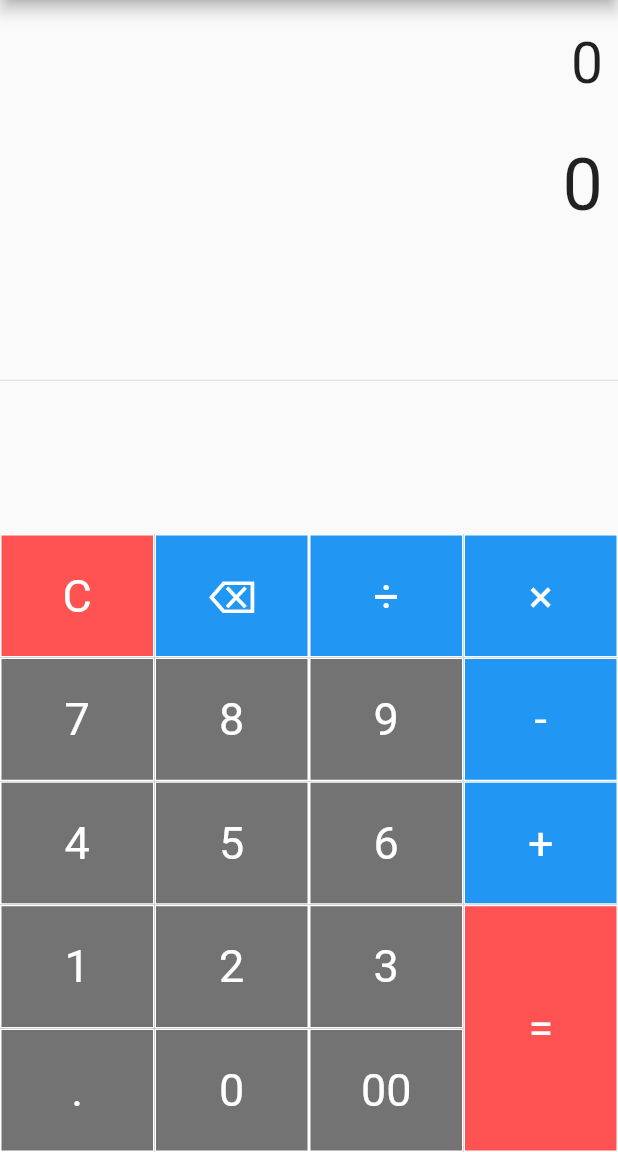
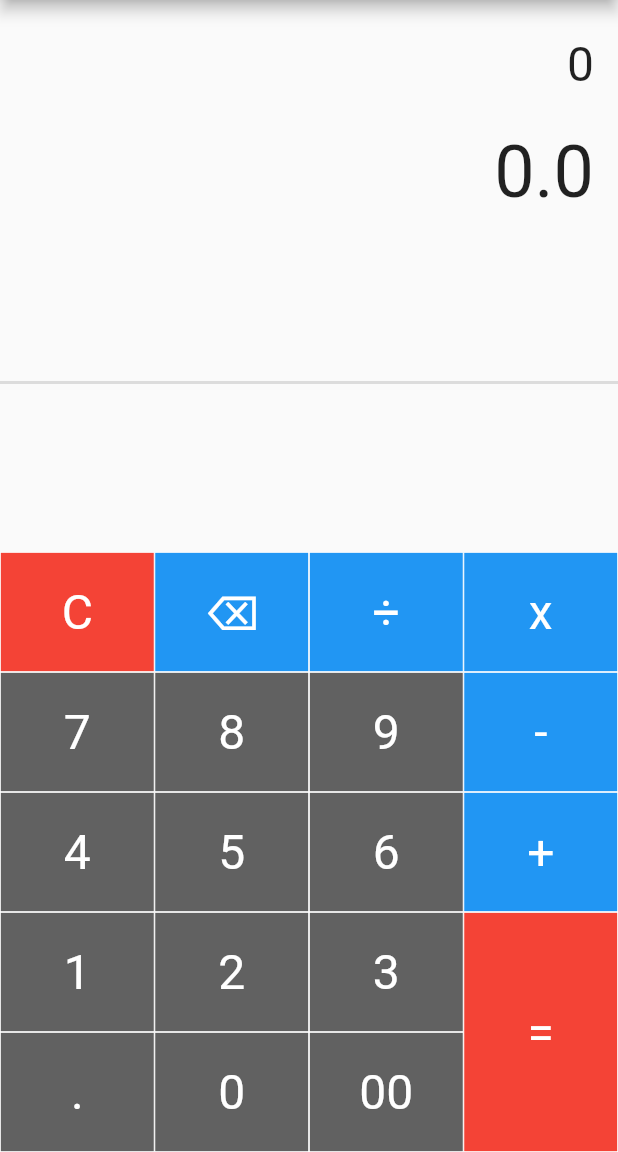
Before and after one commit to erobot-dev/erobot_training_mobile, a Flutter app: the CalculatorHomeWork screen opened directly, on a phone screen of 412 x 824 dp, the part 84-1236 px from its top. Run offline on Flutter 3.47's test engine with Material 2 defaults, Android fonts, the phone set to English and light mode, and no system bars; our stand-ins replace getwidget, math_expressions.

Commit message:
finish homework 1

```diff
--- a/lib/calculator.dart
+++ b/lib/calculator.dart
@@ -1,12 +1,12 @@
 import 'package:flutter/material.dart';
 import 'package:math_expressions/math_expressions.dart';
 
-class CalculatorHomeWork extends StatefulWidget {
+class Calculator extends StatefulWidget {
   @override
-  _CalculatorHomeWorkState createState() => _CalculatorHomeWorkState();
+  _CalculatorState createState() => _CalculatorState();
 }
 
-class _CalculatorHomeWorkState extends State<CalculatorHomeWork> {
+class _CalculatorState extends State<Calculator> {
   String equation = "0";
   String result = "0";
   String expression = "";
--- /dev/null
+++ b/lib/calculator_homework.dart
@@ -0,0 +1,199 @@
+import 'package:flutter/material.dart';
+import 'package:math_expressions/math_expressions.dart';
+
+class CalculatorHomeWork extends StatefulWidget {
+  const CalculatorHomeWork({Key? key}) : super(key: key);
+
+  @override
+  _CalculatorHomeWorkState createState() => _CalculatorHomeWorkState();
+}
+
+class _CalculatorHomeWorkState extends State<CalculatorHomeWork> {
+  late String equation;
+  late double result;
+  @override
+  void initState() {
+    equation = '0';
+    result = 0;
+    super.initState();
+  }
+
+  @override
+  Widget build(BuildContext context) {
+    return Scaffold(
+      appBar: AppBar(
+        title: Text('Simple Calculator'),
+      ),
+      body: Column(
+        mainAxisAlignment: MainAxisAlignment.spaceBetween,
+        children: [
+          buildInputNumber(),
+          Divider(thickness: 2),
+          buildInputButtons(),
+        ],
+      ),
+    );
+  }
+
+  Widget buildInputButtons() {
+    Color numberColor = Colors.grey[700]!;
+    Color operatorColor = Colors.blue;
+    return Container(
+      width: double.infinity,
+      child: Wrap(
+        children: [
+          Row(
+            children: [
+              buildButton(
+                label: 'C',
+                color: Colors.red,
+                onTap: () {
+                  setState(() {
+                    equation = '0';
+                    result = 0;
+                  });
+                },
+              ),
+              buildButton(
+                  label: '⌫',
+                  color: operatorColor,
+                  onTap: () {
+                    if (equation.length == 1)
+                      setState(() {
+                        equation = '0';
+                      });
+                    else
+                      setState(() {
+                        equation = equation.substring(0, equation.length - 1);
+                      });
+                  }),
+              buildButton(label: '÷', color: operatorColor),
+              buildButton(label: 'x', color: operatorColor),
+            ],
+          ),
+          Row(
+            children: [
+              buildButton(label: '7', color: numberColor),
+              buildButton(label: '8', color: numberColor),
+              buildButton(label: '9', color: numberColor),
+              buildButton(label: '-', color: operatorColor),
+            ],
+          ),
+          Row(
+            children: [
+              buildButton(label: '4', color: numberColor),
+              buildButton(label: '5', color: numberColor),
+              buildButton(label: '6', color: numberColor),
+              buildButton(label: '+', color: operatorColor),
+            ],
+          ),
+          Row(
+            children: [
+              Expanded(
+                flex: 3,
+                child: Column(
+                  children: [
+                    Row(
+                      children: [
+                        buildButton(label: '1', color: numberColor),
+                        buildButton(label: '2', color: numberColor),
+                        buildButton(label: '3', color: numberColor),
+                      ],
+                    ),
+                    Row(
+                      children: [
+                        buildButton(label: '.', color: numberColor),
+                        buildButton(label: '0', color: numberColor),
+                        buildButton(label: '00', color: numberColor),
+                      ],
+                    ),
+                  ],
+                ),
+              ),
+              buildButton(
+                label: '=',
+                color: Colors.red,
+                height: 80 * 2,
+                onTap: () {
+                  Parser parser = Parser();
+                  Expression exp = parser.parse(equation); // parse equation to Expression
+                  ContextModel contextModel = ContextModel();
+                  setState(() {
+                    result = exp.evaluate(EvaluationType.REAL, contextModel);
+                  });
+                },
+              ),
+            ],
+          ),
+        ],
+      ),
+    );
+  }
+
+  Widget buildButton({
+    required String label,
+    required Color color,
+    double? height,
+    Function()? onTap,
+  }) {
+    var writeEquation = () {
+      if (equation == '0') {
+        setState(() {
+          equation = label;
+        });
+      } else {
+        setState(() {
+          equation += label;
+        });
+      }
+    };
+
+    return Expanded(
+      child: InkWell(
+        onTap: onTap ?? writeEquation,
+        child: Ink(
+          height: height ?? 80, // if(heigh == null) heith = 80
+          padding: EdgeInsets.all(1),
+          decoration: BoxDecoration(
+            color: color,
+            border: Border.all(color: Colors.white, width: 0.5),
+          ),
+          child: Center(
+            child: Text(
+              label,
+              style: TextStyle(
+                color: Colors.white,
+                fontSize: 32,
+              ),
+            ),
+          ),
+        ),
+      ),
+    );
+  }
+
+  Container buildInputNumber() {
+    return Container(
+      padding: EdgeInsets.only(right: 16, top: 24),
+      width: double.infinity,
+      child: Column(
+        crossAxisAlignment: CrossAxisAlignment.end,
+        children: [
+          Text(
+            equation,
+            textAlign: TextAlign.end,
+            style: TextStyle(
+              fontSize: 32,
+            ),
+          ),
+          SizedBox(height: 24),
+          Text(
+            result.toString(),
+            textAlign: TextAlign.end,
+            style: TextStyle(fontSize: 48),
+          ),
+        ],
+      ),
+    );
+  }
+}
--- a/lib/light_homework.dart
+++ b/lib/light_homework.dart
@@ -24,7 +24,7 @@ class _LightHomeWorkState extends State<LightHomeWork> {
     String lightoff = 'assets/images/LED-OFF.png';
 
     return Scaffold(
-      backgroundColor: on ? Colors.amber : Colors.black,
+      backgroundColor: Colors.white, //on ? Colors.amber : Colors.black,
       appBar: AppBar(
         title: Text('Light'),
         centerTitle: true,
@@ -49,7 +49,7 @@ class _LightHomeWorkState extends State<LightHomeWork> {
           ),
           Text(
             on ? 'OFF' : 'ON',
-            style: TextStyle(color: on ? Colors.black : Colors.white),
+            style: TextStyle(color: on ? Colors.black : Colors.black),
           ),
           IconButton(
             color: on ? Colors.amber[200] : Colors.red[200],
--- a/lib/main.dart
+++ b/lib/main.dart
@@ -10,10 +10,11 @@ class MyApp extends StatelessWidget {
   Widget build(BuildContext context) {
     return MaterialApp(
       title: 'Flutter Demo',
+      debugShowCheckedModeBanner: false,
       theme: ThemeData(
         primarySwatch: Colors.blue,
       ),
-      home: MyHomePage(title: 'Flutter Demo Home Page'),
+      home: HomeScreen(),
     );
   }
 }
--- a/pubspec.yaml
+++ b/pubspec.yaml
@@ -16,6 +16,7 @@ dependencies:
   # Use with the CupertinoIcons class for iOS style icons.
   cupertino_icons: ^1.0.2
   math_expressions: ^2.2.0
+  getwidget: ^2.0.4
 
 dev_dependencies:
   flutter_test:
```
Also changed, not shown: lib/home_screen.dart (+39 -32 lines), lib/test_get_widget.dart (added, +31 -0 lines), pubspec.lock.
